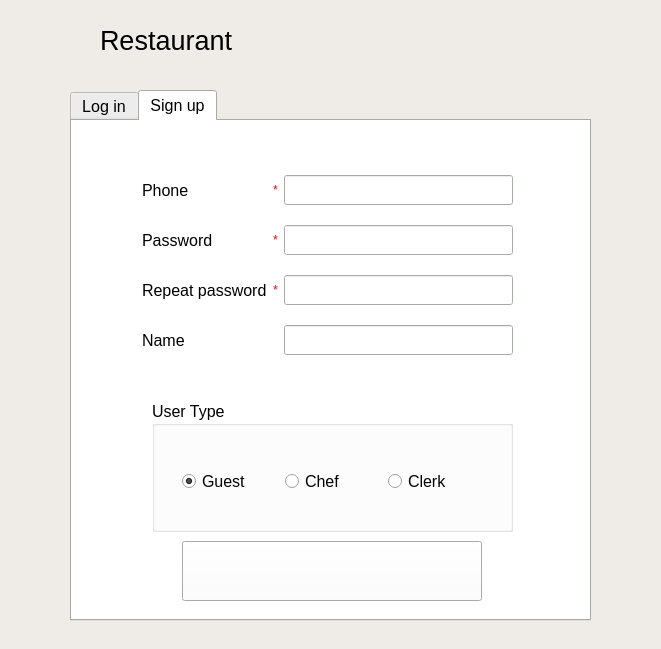
This is logindlg.ui in zrd96/restaurant as Qt 5 draws it before an edit. The edited form follows.
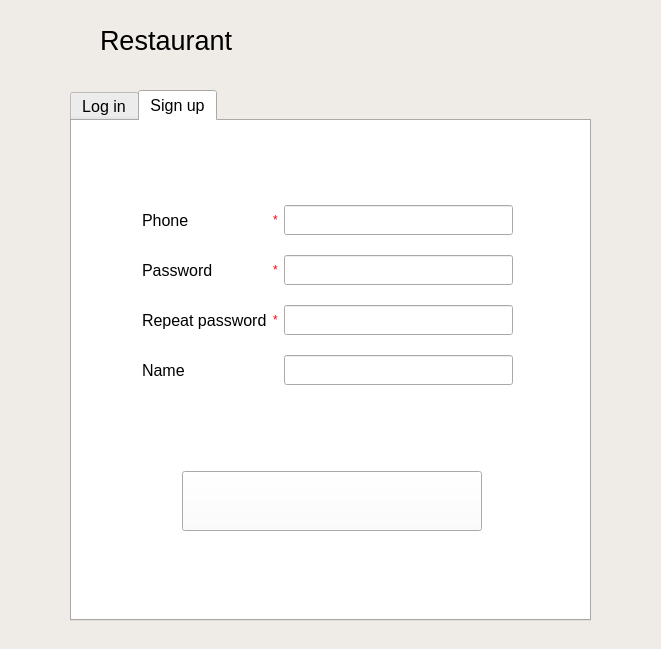
This is the edited form. The open tabs and pages were chosen to show the change. Icons and pictures are not drawn.

Diff of the .ui file:
```diff
--- a/logindlg.ui
+++ b/logindlg.ui
@@ -353,7 +353,7 @@
      <property name="geometry">
       <rect>
        <x>70</x>
-       <y>40</y>
+       <y>70</y>
        <width>371</width>
        <height>211</height>
       </rect>
@@ -493,7 +493,7 @@
      <property name="geometry">
       <rect>
        <x>110</x>
-       <y>420</y>
+       <y>350</y>
        <width>300</width>
        <height>60</height>
       </rect>
@@ -512,55 +512,6 @@
       </size>
      </property>
     </widget>
-    <widget class="QGroupBox" name="groupBoxSignup">
-     <property name="geometry">
-      <rect>
-       <x>80</x>
-       <y>280</y>
-       <width>361</width>
-       <height>131</height>
-      </rect>
-     </property>
-     <property name="title">
-      <string>User Type</string>
-     </property>
-     <widget class="QWidget" name="gridLayoutWidget_4">
-      <property name="geometry">
-       <rect>
-        <x>30</x>
-        <y>40</y>
-        <width>303</width>
-        <height>81</height>
-       </rect>
-      </property>
-      <layout class="QGridLayout" name="gridLayout_4">
-       <item row="0" column="2">
-        <widget class="QRadioButton" name="clerkButtonSignup">
-         <property name="text">
-          <string>Clerk</string>
-         </property>
-        </widget>
-       </item>
-       <item row="0" column="0">
-        <widget class="QRadioButton" name="guestButtonSignup">
-         <property name="text">
-          <string>Guest</string>
-         </property>
-         <property name="checked">
-          <bool>true</bool>
-         </property>
-        </widget>
-       </item>
-       <item row="0" column="1">
-        <widget class="QRadioButton" name="chefButtonSignup">
-         <property name="text">
-          <string>Chef</string>
-         </property>
-        </widget>
-       </item>
-      </layout>
-     </widget>
-    </widget>
    </widget>
   </widget>
   <widget class="QLabel" name="Header">
```
Left out of the diff: 2 changed lines with no effect on the pictures.
